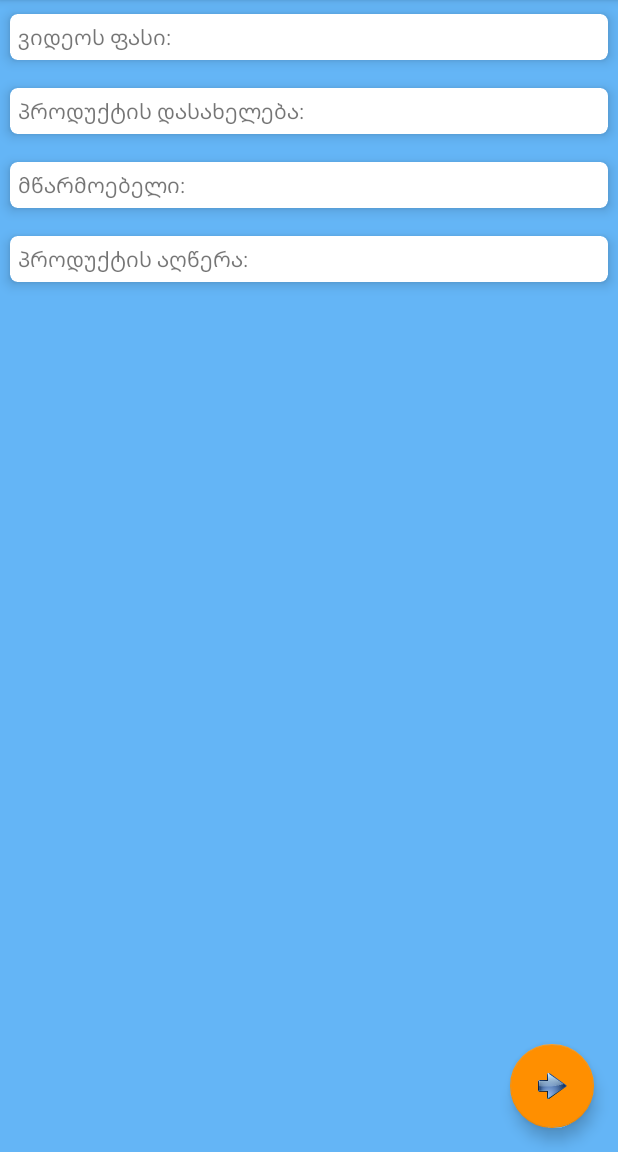
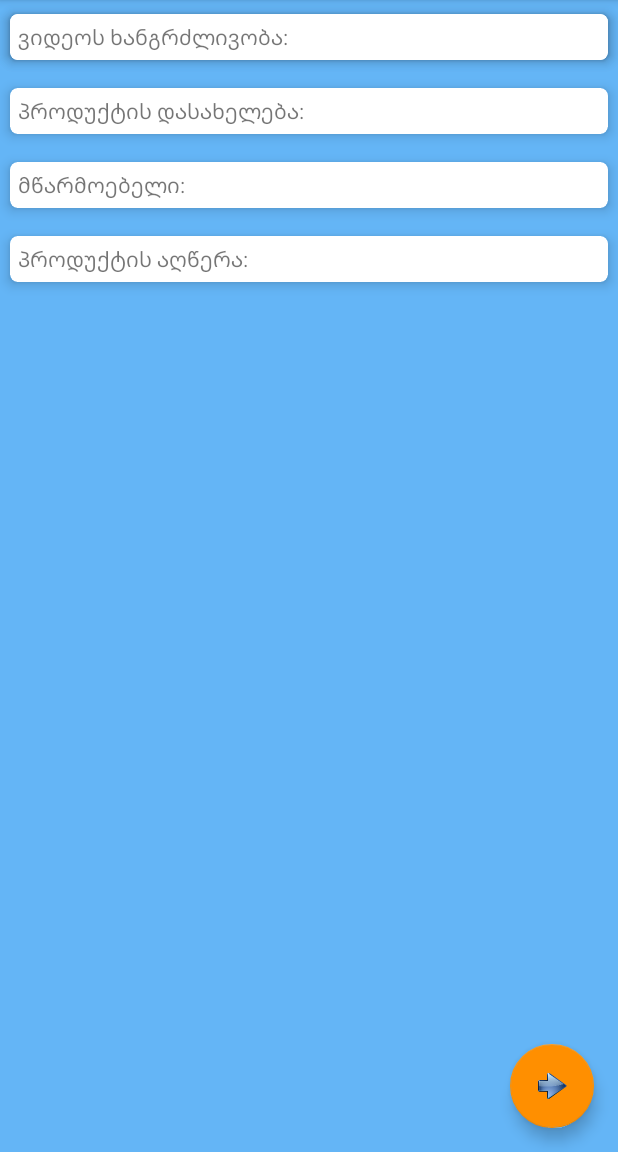
Before and after one commit to kobakareli/REKLAPP-client, an Android app: the YoutubeFragment screen opened directly, with no data from a screen before it, on a phone screen of 412 x 824 dp, the part 84-1236 px from its top. Run offline under Robolectric (Android 15) with nearby library versions, the light colour scheme and no system bars; libraries missing offline, so code that uses them is left out: retrofit.client; 5 statements that could not run were skipped.

Commit message:
some fixes

```diff
--- a/app/src/main/java/com/example/koba/reklappclient/UserFragment.java
+++ b/app/src/main/java/com/example/koba/reklappclient/UserFragment.java
@@ -106,8 +106,10 @@
                                 }
                             });
                         }
-                        Toast.makeText(getActivity(), getResources().getString(R.string.format_error),
-                                Toast.LENGTH_SHORT).show();
+                        else {
+                            Toast.makeText(getActivity(), getResources().getString(R.string.format_error),
+                                    Toast.LENGTH_SHORT).show();
+                        }
                     }
                 });
 
--- a/app/src/main/java/com/example/koba/reklappclient/YoutubeFragment.java
+++ b/app/src/main/java/com/example/koba/reklappclient/YoutubeFragment.java
@@ -26,6 +26,8 @@
 import com.google.android.youtube.player.YouTubePlayer;
 import com.google.android.youtube.player.YouTubePlayerSupportFragment;
 
+import org.w3c.dom.Text;
+
 import retrofit.Callback;
 import retrofit.RestAdapter;
 import retrofit.RetrofitError;
@@ -49,6 +51,7 @@
     private String userNumber;
     private RetroFitServer api;
     private TextView price;
+    private TextView adDuration;
     private TextView company;
     private TextView product;
     private TextView description;
@@ -100,6 +103,7 @@
         product = (TextView) rootView.findViewById(R.id.product_name);
         description = (TextView) rootView.findViewById(R.id.product_description);
         price = (TextView) rootView.findViewById(R.id.ad_price);
+        adDuration = (TextView) rootView.findViewById(R.id.ad_duration);
 
         RestAdapter adapter = new RestAdapter.Builder()
                 .setEndpoint(RetroFitServer.URI)
@@ -219,6 +223,9 @@
         company.setText(Html.fromHtml("<b>კომპანიის დასახელება: </b>\n" + currentAd.getCompany()));
         product.setText(Html.fromHtml("<b>პროდუქტის დასახელება: </b>\n" + currentAd.getProduct()));
         description.setText(Html.fromHtml("<b>პროდუქტის აღწერა: </b>\n" + currentAd.getDescription()));
+        int durationMins = duration/1000/60;
+        int durationSecs = duration/1000%60;
+        adDuration.setText(Integer.toString(durationMins) + ":" + Integer.toString(durationSecs));
     }
 
     private YouTubePlayer.PlaybackEventListener playbackListener = new YouTubePlayer.PlaybackEventListener() {
--- a/app/src/main/res/layout/playback_layout.xml
+++ b/app/src/main/res/layout/playback_layout.xml
@@ -42,6 +42,24 @@
                     android:layout_width="match_parent"
                     android:layout_height="wrap_content"
                     android:text="ვიდეოს ფასი:"
+                    android:padding="@dimen/stream_padding"/>
+
+            </android.support.v7.widget.CardView>
+
+            <android.support.v7.widget.CardView
+                android:id="@+id/duration_input"
+                android:layout_width="match_parent"
+                android:layout_height="wrap_content"
+                card_view:cardCornerRadius="@dimen/stream_card_corner_radius"
+                card_view:cardUseCompatPadding="true"
+                card_view:cardElevation="@dimen/stream_card_elevation"
+                android:background="@color/white">
+
+                <TextView
+                    android:id="@+id/ad_duration"
+                    android:layout_width="match_parent"
+                    android:layout_height="wrap_content"
+                    android:text="ვიდეოს ხანგრძლივობა:"
                     android:padding="@dimen/stream_padding"/>
 
             </android.support.v7.widget.CardView>
```
Also changed, not shown: app/src/main/java/com/example/koba/reklappclient/SignUpActivity.java (+21 -11 lines), 1 other file.
